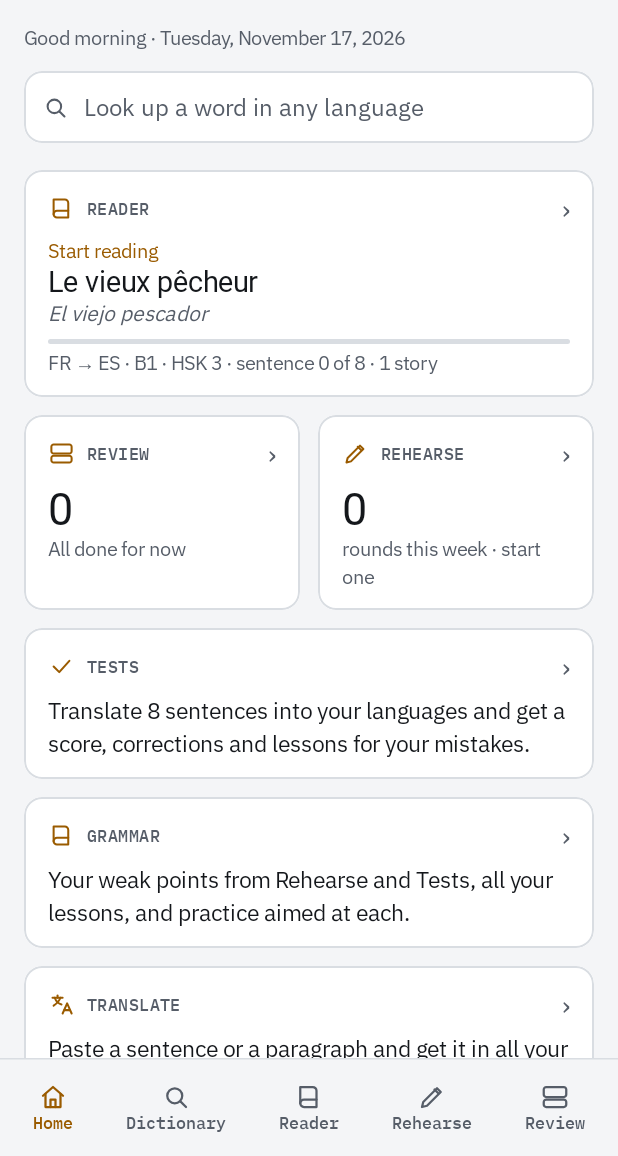
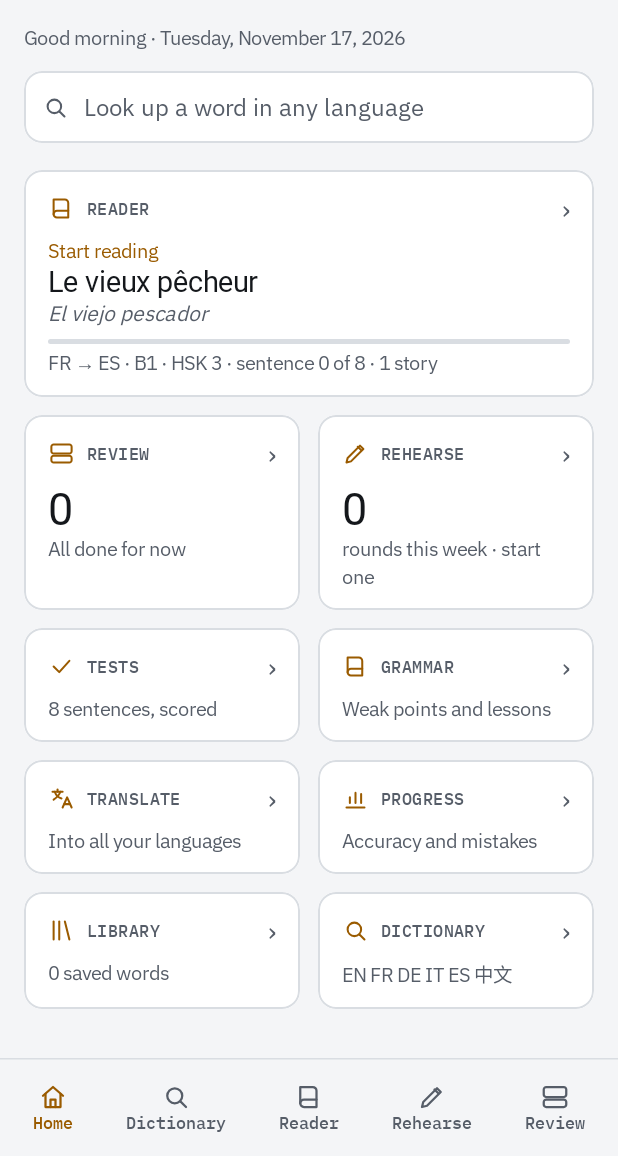
Before and after one commit to antonio-jf/diacritica, an Android app built with Jetpack Compose: the HomeScreen screen opened through its navigation route, on a phone screen of 412 x 824 dp, the part 80-1236 px from its top. Run offline under Robolectric (Android 15) with nearby library versions, the phone set to English and light mode, and no system bars; our stand-ins replace Room's generated code; pictures from the network do not load; Roboto replaces fonts that are not available here.

Commit message:
Home: sections as a two-column grid on phones
On screens under 600dp wide, Tests, Grammar, Translate, Progress, Library
and Dictionary become compact tiles in a two-column grid with a one-line
summary. Tablets, and phones with very large text, keep one row per
section with the longer description.

Co-Authored-By: Claude Opus 5.5 <noreply@anthropic.com>
Claude-Session: https://claude.ai/code/session_01JGZJQ1AsMJLR1UFBmyMfMH

```diff
--- a/app/src/main/java/app/diacritica/ui/home/HomeScreen.kt
+++ b/app/src/main/java/app/diacritica/ui/home/HomeScreen.kt
@@ -1,5 +1,6 @@
 package app.diacritica.ui.home
 
+import androidx.compose.foundation.layout.BoxWithConstraints
 import app.diacritica.ui.settings.UpdatePanel
 import androidx.compose.foundation.BorderStroke
 import androidx.compose.foundation.background
@@ -166,44 +167,58 @@ fun HomeScreen(
                 )
             }
 
-            // ------------------------------------------------ Tests
-            SectionCard(PolyIcons.Check, "Tests", onClick = { onOpen(HomeSection.TESTS) }) {
-                Text("Translate 8 sentences into your languages and get a score, corrections and lessons for your mistakes.", style = bodyStyle())
-            }
-
-            // ------------------------------------------------ Grammar
-            SectionCard(PolyIcons.Book, "Grammar", onClick = { onOpen(HomeSection.GRAMMAR) }) {
-                Text("Your weak points from Rehearse and Tests, all your lessons, and practice aimed at each.", style = bodyStyle())
-            }
-
-            // ------------------------------------------------ Translate
-            SectionCard(PolyIcons.Translate, "Translate", onClick = { onOpen(HomeSection.TRANSLATE) }) {
-                Text("Paste a sentence or a paragraph and get it in all your languages at once. Works offline.", style = bodyStyle())
-            }
-
-            // ------------------------------------------------ Progress
-            SectionCard(PolyIcons.Chart, "Progress", onClick = { onOpen(HomeSection.PROGRESS) }) {
-                Text("Accuracy per language, your most common mistakes, Review recall and how much you've read.", style = bodyStyle())
-            }
-
-            // ------------------------------------------------ Library
-            SectionCard(PolyIcons.Library, "Library", onClick = { onOpen(HomeSection.LIBRARY) }) {
-                Text(
-                    "${st.savedCount} saved " + (if (st.savedCount == 1) "word" else "words") + " · search history · Rehearse archive",
-                    style = bodyStyle(),
-                )
-            }
-
-            // ------------------------------------------------ Dictionary (browse)
-            SectionCard(PolyIcons.Search, "Dictionary", onClick = { onOpen(HomeSection.DICTIONARY) }) {
-                Text(
-                    settings.activeLanguages.joinToString("  ·  ") { it.nativeName },
-                    style = bodyStyle(), maxLines = 2, overflow = TextOverflow.Ellipsis,
-                )
+            // ------------------------------------------------ The other sections
+            // Phones: a two-column grid of compact tiles. Tablets (or very large text on a phone): one row each,
+            // with a longer description.
+            val tiles = listOf(
+                Tile(PolyIcons.Check, "Tests", HomeSection.TESTS, "8 sentences, scored",
+                    "Translate 8 sentences into your languages and get a score, corrections and lessons for your mistakes."),
+                Tile(PolyIcons.Book, "Grammar", HomeSection.GRAMMAR, "Weak points and lessons",
+                    "Your weak points from Rehearse and Tests, all your lessons, and practice aimed at each."),
+                Tile(PolyIcons.Translate, "Translate", HomeSection.TRANSLATE, "Into all your languages",
+                    "Paste a sentence or a paragraph and get it in all your languages at once. Works offline."),
+                Tile(PolyIcons.Chart, "Progress", HomeSection.PROGRESS, "Accuracy and mistakes",
+                    "Accuracy per language, your most common mistakes, Review recall and how much you've read."),
+                Tile(PolyIcons.Library, "Library", HomeSection.LIBRARY,
+                    "${st.savedCount} saved " + (if (st.savedCount == 1) "word" else "words"),
+                    "${st.savedCount} saved " + (if (st.savedCount == 1) "word" else "words") + " · search history · Rehearse archive"),
+                Tile(PolyIcons.Search, "Dictionary", HomeSection.DICTIONARY,
+                    settings.activeLanguages.joinToString(" ") { it.short },
+                    settings.activeLanguages.joinToString("  ·  ") { it.nativeName }),
+            )
+            BoxWithConstraints(Modifier.fillMaxWidth()) {
+                val fontScale = androidx.compose.ui.platform.LocalDensity.current.fontScale
+                // Two columns while each tile still gets ~150dp of "normal-size text" width.
+                val grid = maxWidth < 600.dp && maxWidth / fontScale >= 300.dp
+                if (grid) {
+                    Column(verticalArrangement = Arrangement.spacedBy(12.dp)) {
+                        tiles.chunked(2).forEach { pair ->
+                            Row(Modifier.fillMaxWidth().height(IntrinsicSize.Min), horizontalArrangement = Arrangement.spacedBy(12.dp)) {
+                                pair.forEach { t ->
+                                    SectionCard(t.icon, t.title, Modifier.weight(1f).fillMaxHeight(), onClick = { onOpen(t.section) }) {
+                                        Text(t.short, style = captionStyle(), maxLines = 2, overflow = TextOverflow.Ellipsis)
+                                    }
+                                }
+                                if (pair.size == 1) Spacer(Modifier.weight(1f))
+                            }
+                        }
+                    }
+                } else {
+                    Column(verticalArrangement = Arrangement.spacedBy(12.dp)) {
+                        tiles.forEach { t ->
+                            SectionCard(t.icon, t.title, onClick = { onOpen(t.section) }) {
+                                Text(t.long, style = bodyStyle(), maxLines = 3, overflow = TextOverflow.Ellipsis)
+                            }
+                        }
+                    }
+                }
             }
         }
     }
 }
+
+/** A home-screen section: short text for the phone grid, long text for one-per-row (tablets). */
+private data class Tile(val icon: ImageVector, val title: String, val section: HomeSection, val short: String, val long: String)
 
 private fun greeting(): String = when (Calendar.getInstance().get(Calendar.HOUR_OF_DAY)) {
     in 5..11 -> "Good morning"
```
